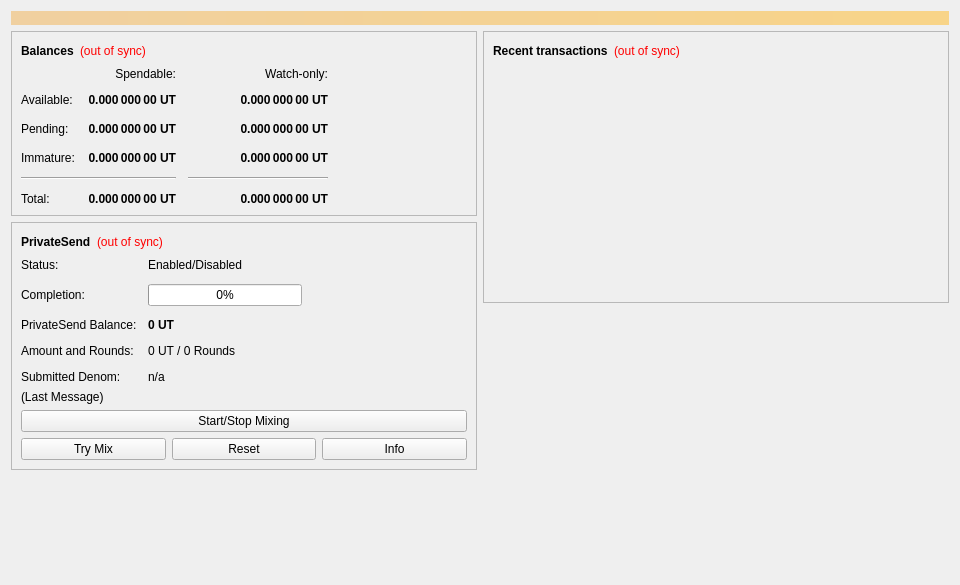
First picture: the form in src/qt/forms/overviewpage.ui, repository UlordChain/UlordChain, before the edit.
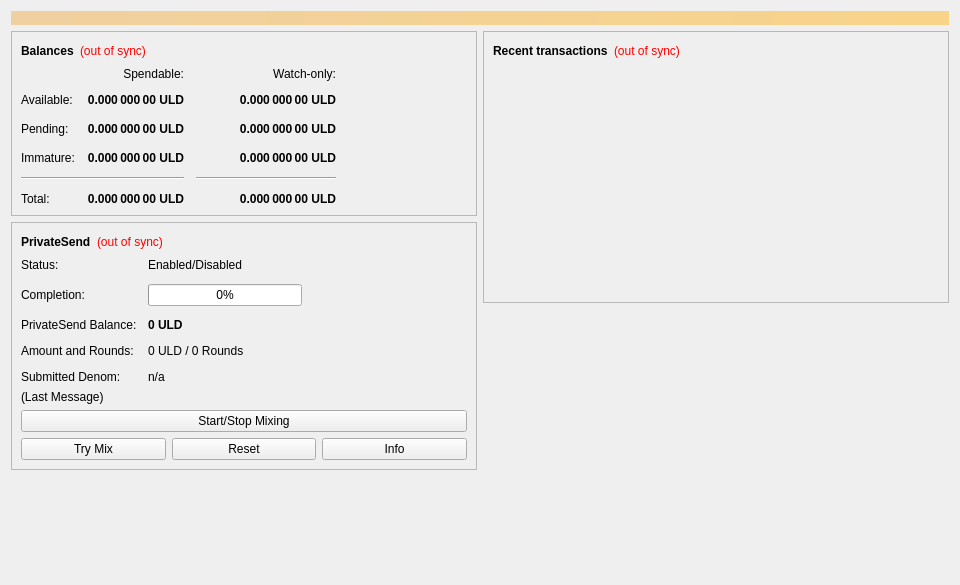
Second picture: the form after the edit.

The edit to the form file:
```diff
--- a/src/qt/forms/overviewpage.ui
+++ b/src/qt/forms/overviewpage.ui
@@ -115,7 +115,7 @@
                <string>Unconfirmed transactions to watch-only addresses</string>
               </property>
               <property name="text">
-               <string notr="true">0.000 000 00 UT</string>
+               <string notr="true">0.000 000 00 ULD</string>
               </property>
               <property name="alignment">
                <set>Qt::AlignRight|Qt::AlignTrailing|Qt::AlignVCenter</set>
@@ -140,7 +140,7 @@
                <string>Total of transactions that have yet to be confirmed, and do not yet count toward the spendable balance</string>
               </property>
               <property name="text">
-               <string notr="true">0.000 000 00 UT</string>
+               <string notr="true">0.000 000 00 ULD</string>
               </property>
               <property name="alignment">
                <set>Qt::AlignRight|Qt::AlignTrailing|Qt::AlignVCenter</set>
@@ -165,7 +165,7 @@
                <string>Mined balance in watch-only addresses that has not yet matured</string>
               </property>
               <property name="text">
-               <string notr="true">0.000 000 00 UT</string>
+               <string notr="true">0.000 000 00 ULD</string>
               </property>
               <property name="alignment">
                <set>Qt::AlignRight|Qt::AlignTrailing|Qt::AlignVCenter</set>
@@ -223,7 +223,7 @@
                <string>Mined balance that has not yet matured</string>
               </property>
               <property name="text">
-               <string notr="true">0.000 000 00 UT</string>
+               <string notr="true">0.000 000 00 ULD</string>
               </property>
               <property name="alignment">
                <set>Qt::AlignRight|Qt::AlignTrailing|Qt::AlignVCenter</set>
@@ -268,7 +268,7 @@
                <string>Your current total balance</string>
               </property>
               <property name="text">
-               <string notr="true">0.000 000 00 UT</string>
+               <string notr="true">0.000 000 00 ULD</string>
               </property>
               <property name="alignment">
                <set>Qt::AlignRight|Qt::AlignTrailing|Qt::AlignVCenter</set>
@@ -293,7 +293,7 @@
                <string>Current total balance in watch-only addresses</string>
               </property>
               <property name="text">
-               <string notr="true">0.000 000 00 UT</string>
+               <string notr="true">0.000 000 00 ULD</string>
               </property>
               <property name="alignment">
                <set>Qt::AlignRight|Qt::AlignTrailing|Qt::AlignVCenter</set>
@@ -335,7 +335,7 @@
                <string>Your current spendable balance</string>
               </property>
               <property name="text">
-               <string notr="true">0.000 000 00 UT</string>
+               <string notr="true">0.000 000 00 ULD</string>
               </property>
               <property name="alignment">
                <set>Qt::AlignRight|Qt::AlignTrailing|Qt::AlignVCenter</set>
@@ -360,7 +360,7 @@
                <string>Your current balance in watch-only addresses</string>
               </property>
               <property name="text">
-               <string notr="true">0.000 000 00 UT</string>
+               <string notr="true">0.000 000 00 ULD</string>
               </property>
               <property name="alignment">
                <set>Qt::AlignRight|Qt::AlignTrailing|Qt::AlignVCenter</set>
@@ -511,7 +511,7 @@
                </font>
               </property>
               <property name="text">
-               <string notr="true">0 UT</string>
+               <string notr="true">0 ULD</string>
               </property>
              </widget>
             </item>
@@ -525,7 +525,7 @@
             <item row="3" column="1">
              <widget class="QLabel" name="labelAmountRounds">
               <property name="text">
-               <string>0 UT / 0 Rounds</string>
+               <string>0 ULD / 0 Rounds</string>
               </property>
              </widget>
             </item>
```
